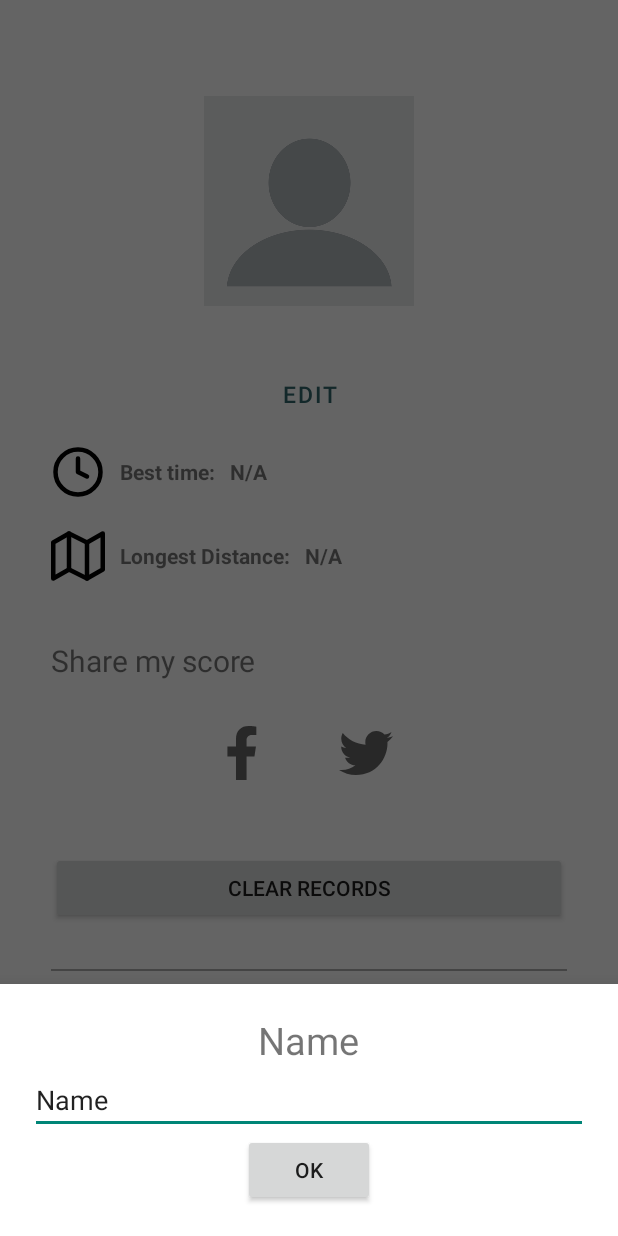
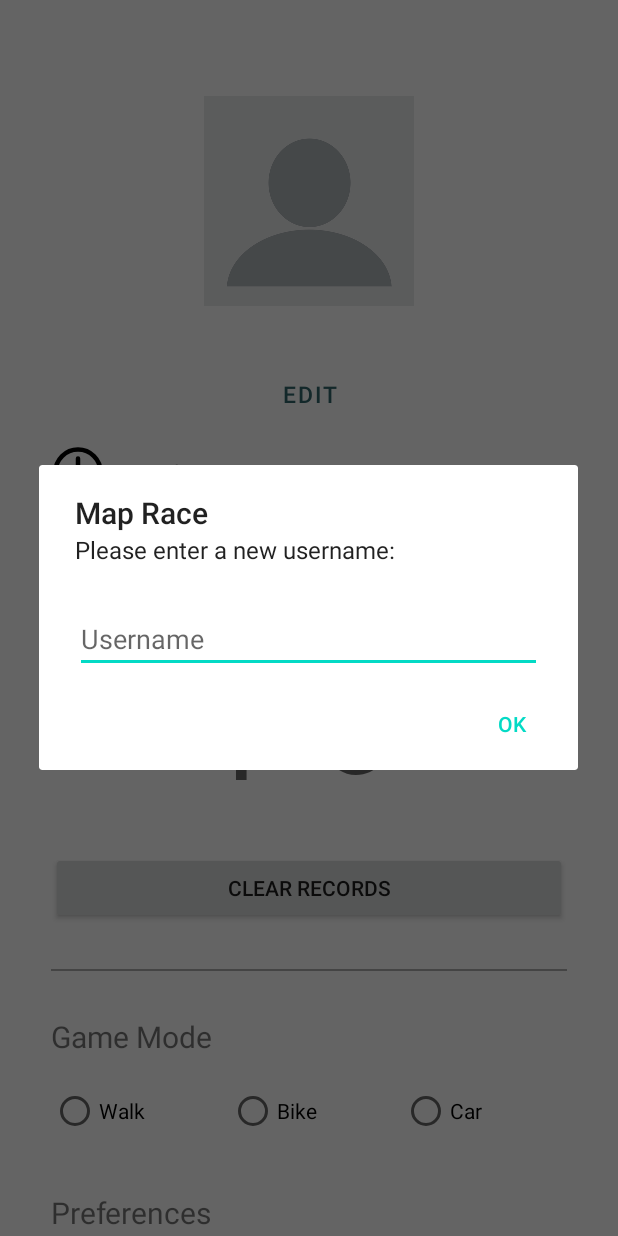
Before and after one commit to kashepavadan/cs446proj, an Android app: the ProfileActivity screen opened directly, with no data from a screen before it, after a tap on "EDIT", on a phone screen of 412 x 824 dp. Run offline under Robolectric (Android 15) with nearby library versions, the phone set to English and light mode, and no system bars.

Commit message:
Use dialog to reset username

```diff
--- a/app/src/main/java/com/example/maprace/ProfileActivity.java
+++ b/app/src/main/java/com/example/maprace/ProfileActivity.java
@@ -3,7 +3,6 @@ package com.example.maprace;
 import android.content.DialogInterface;
 import android.os.Bundle;
 import android.view.View;
-import android.widget.Button;
 import android.widget.LinearLayout;
 import android.widget.RadioButton;
 import android.widget.RadioGroup;
@@ -14,25 +13,24 @@ import androidx.appcompat.app.AppCompatActivity;
 import com.example.maprace.component.ConfirmationDialog;
 import com.example.maprace.component.PreferenceEntryView;
 import com.example.maprace.component.ShareButton;
+import com.example.maprace.component.TextInputDialog;
 import com.example.maprace.data.model.GameMode;
 import com.example.maprace.data.model.Preference;
 import com.example.maprace.data.model.Records;
 import com.example.maprace.data.model.UserProfile;
 import com.example.maprace.model.ProfileModel;
-import com.example.maprace.service.PersistenceService;
 
 import java.util.List;
 import java.util.Locale;
 import java.util.concurrent.TimeUnit;
 
-public class ProfileActivity extends AppCompatActivity implements editProfileDialog.BottomSheetListener {
+public class ProfileActivity extends AppCompatActivity {
     private LinearLayout preferencesContainer;
     private TextView usernameTextView;
     private TextView longestDistanceTextView;
     private TextView bestTimeTextView;
     private ShareButton[] shareButtons;
     private RadioGroup gameModeRadioGroup;
-    private PersistenceService persistenceService;
     private RadioGroup.OnCheckedChangeListener onCheckedChangeListener = new RadioGroup.OnCheckedChangeListener() {
         @Override
         public void onCheckedChanged(RadioGroup group, int checkedId) {
@@ -79,24 +77,7 @@ public class ProfileActivity extends AppCompatActivity implements editProfileDia
         bestTimeTextView = findViewById(R.id.bestTime);
         shareButtons = new ShareButton[]{ findViewById(R.id.twitterButton), findViewById(R.id.facebookButton)};
         gameModeRadioGroup = findViewById(R.id.gameModeRadioGroup);
-        persistenceService = PersistenceService.getInstance();
-        Button buttonOpenBottomSheet = findViewById(R.id.editProfileButton);
-        buttonOpenBottomSheet.setOnClickListener(v -> {
-            editProfileDialog bottomSheet = new editProfileDialog();
-            bottomSheet.show(getSupportFragmentManager(), "BottomSheet");
-        });
-
-        gameModeRadioGroup.setOnCheckedChangeListener(onCheckedChangeListener);
-
         profileModel = new ProfileModel(this);
-    }
-
-
-    @Override
-    public void onFinishEdit(String text) {
-        usernameTextView.setText(text);
-        UserProfile profile = UserProfile.newInstance(text);
-        persistenceService.saveUserProfile(profile);
     }
 
     public void onUpdateProfile(UserProfile userProfile) {
@@ -192,4 +173,20 @@ public class ProfileActivity extends AppCompatActivity implements editProfileDia
         });
         confirmationDialog.show(getSupportFragmentManager(), "clearRecordsConfirmationDialog");
     }
+
+    public void onEditUsername(View view) {
+        TextInputDialog textInputDialog = new TextInputDialog();
+
+        textInputDialog.setMessage("Please enter a new username:");
+        textInputDialog.setDefaultValue(profileModel.getUserProfile().getUsername());
+        textInputDialog.setInputHint("Username");
+        textInputDialog.setTextInputDialogListener(new TextInputDialog.TextInputDialogListener() {
+            @Override
+            public void onConfirm(String text) {
+                profileModel.updateUsername(text);
+            }
+        });
+
+        textInputDialog.show(getSupportFragmentManager(), "editUsernameDialog");
+    }
 }
--- a/app/src/main/java/com/example/maprace/component/LandmarkGoalDialog.java
+++ b/app/src/main/java/com/example/maprace/component/LandmarkGoalDialog.java
@@ -47,7 +47,7 @@ public class LandmarkGoalDialog extends MapRaceDialog {
     public Dialog onCreateDialog(Bundle savedInstanceState) {
         AlertDialog.Builder builder = getAlertDialogBuilder();
         LayoutInflater inflater = requireActivity().getLayoutInflater();
-        View view = inflater.inflate(R.layout.landmark_goal_dialog, null);
+        View view = inflater.inflate(R.layout.dialog_landmark_goal, null);
         NumberPicker goalPicker = view.findViewById(R.id.goalPicker);
 
         goalPicker.setMinValue(1);
--- a/app/src/main/java/com/example/maprace/component/MapRaceDialog.java
+++ b/app/src/main/java/com/example/maprace/component/MapRaceDialog.java
@@ -11,6 +11,7 @@ public class MapRaceDialog extends DialogFragment {
     protected View contentView;
 
     public MapRaceDialog() {
+        super();
         setTitle("Map Race");
     }
 
--- /dev/null
+++ b/app/src/main/java/com/example/maprace/component/TextInputDialog.java
@@ -0,0 +1,86 @@
+package com.example.maprace.component;
+
+import android.app.Dialog;
+import android.content.DialogInterface;
+import android.os.Bundle;
+import android.view.LayoutInflater;
+import android.view.View;
+import android.widget.EditText;
+
+import androidx.annotation.NonNull;
+import androidx.annotation.Nullable;
+
+import com.example.maprace.R;
+
+public class TextInputDialog extends MapRaceDialog {
+    public interface TextInputDialogListener {
+        void onConfirm(String text);
+    }
+
+    private String defaultValue;
+    private String inputHint;
+    private String confirmButtonText;
+    private TextInputDialogListener textInputDialogListener;
+
+    public TextInputDialog() {
+        super();
+        setConfirmButtonText("Ok");
+    }
+
+    public String getDefaultValue() {
+        return defaultValue;
+    }
+
+    public void setDefaultValue(String defaultValue) {
+        this.defaultValue = defaultValue;
+    }
+
+    public String getInputHint() {
+        return inputHint;
+    }
+
+    public void setInputHint(String inputHint) {
+        this.inputHint = inputHint;
+    }
+
+    public String getConfirmButtonText() {
+        return confirmButtonText;
+    }
+
+    public void setConfirmButtonText(String confirmButtonText) {
+        this.confirmButtonText = confirmButtonText;
+    }
+
+    public TextInputDialogListener getTextInputDialogListener() {
+        return textInputDialogListener;
+    }
+
+    public void setTextInputDialogListener(TextInputDialogListener textInputDialogListener) {
+        this.textInputDialogListener = textInputDialogListener;
+    }
+
+    @NonNull
+    @Override
+    public Dialog onCreateDialog(@Nullable Bundle savedInstanceState) {
+        LayoutInflater inflater = requireActivity().getLayoutInflater();
+        View view = inflater.inflate(R.layout.dialog_text_input, null);
+        EditText usernameEditText = view.findViewById(R.id.inputTextEdit);
+
+        usernameEditText.setText(getDefaultValue());
+        usernameEditText.setHint(getInputHint());
+
+        setContentView(view);
+
+        return getAlertDialogBuilder()
+                .setTitle(getTitle())
+                .setMessage(getMessage())
+                .setView(getContentView())
+                .setPositiveButton(getConfirmButtonText(), new DialogInterface.OnClickListener() {
+                    @Override
+                    public void onClick(DialogInterface dialogInterface, int i) {
+                        getTextInputDialogListener().onConfirm(usernameEditText.getText().toString());
+                    }
+                })
+                .create();
+    }
+}
--- a/app/src/main/java/com/example/maprace/editProfileDialog.java
+++ /dev/null
@@ -1,53 +0,0 @@
-package com.example.maprace;
-import android.content.Context;
-import android.os.Bundle;
-import android.text.TextUtils;
-import android.view.LayoutInflater;
-import android.view.View;
-import android.view.ViewGroup;
-import android.widget.Button;
-import android.widget.EditText;
-import android.widget.Toast;
-
-import androidx.annotation.NonNull;
-import androidx.annotation.Nullable;
-
-import com.google.android.material.bottomsheet.BottomSheetDialogFragment;
-
-public class editProfileDialog extends BottomSheetDialogFragment {
-    private BottomSheetListener listener;
-    public editProfileDialog() {
-    }
-
-    @Nullable
-    @Override
-    public View onCreateView(@NonNull LayoutInflater inflater, @Nullable ViewGroup container, @Nullable Bundle savedInstanceState) {
-        View v = inflater.inflate(R.layout.edit_bottom_sheet, container, false);
-        Button ok = v.findViewById(R.id.ok);
-        EditText etName = v.findViewById(R.id.editName);
-        ok.setOnClickListener(v1 -> {
-            String name = etName.getText().toString();
-            if (TextUtils.isEmpty(name)){
-                Toast.makeText(getContext(), "Enter Name", Toast.LENGTH_LONG).show();
-            } else{
-                listener.onFinishEdit(name);
-                dismiss();
-            }
-        });
-        return v;
-    }
-
-    public interface BottomSheetListener {
-        void onFinishEdit(String text);
-    }
-
-    @Override
-    public void onAttach(Context context) {
-        super.onAttach(context);
-        try {
-            listener = (BottomSheetListener) context;
-        } catch (ClassCastException e) {
-            throw new ClassCastException(context.toString());
-        }
-    }
-}
--- a/app/src/main/java/com/example/maprace/model/ProfileModel.java
+++ b/app/src/main/java/com/example/maprace/model/ProfileModel.java
@@ -83,4 +83,10 @@ public class ProfileModel {
         persistenceService.deleteRecords();
         refreshRecords();
     }
+
+    public void updateUsername(String text) {
+        userProfile.setUsername(text);
+        persistenceService.saveUserProfile(userProfile);
+        refreshUserProfile();
+    }
 }
--- a/app/src/main/res/layout/activity_profile.xml
+++ b/app/src/main/res/layout/activity_profile.xml
@@ -44,7 +44,8 @@
                 android:layout_height="wrap_content"
                 android:text="@string/edit"
                 app:icon="@drawable/ic_edit"
-                style="@style/Widget.MaterialComponents.Button.TextButton.Icon" />
+                style="@style/Widget.MaterialComponents.Button.TextButton.Icon"
+                android:onClick="onEditUsername"/>
 
             <LinearLayout
                 android:layout_marginTop="@dimen/margin_small"
--- a/app/src/main/res/layout/landmark_goal_dialog.xml
+++ b/app/src/main/res/layout/dialog_landmark_goal.xml
@@ -4,7 +4,7 @@
     xmlns:tools="http://schemas.android.com/tools"
     android:layout_width="match_parent"
     android:layout_height="match_parent"
-    android:paddingHorizontal="35dp"
+    android:paddingHorizontal="?dialogPreferredPadding"
     tools:context=".component.LandmarkGoalDialog">
 
     <NumberPicker
--- /dev/null
+++ b/app/src/main/res/layout/dialog_text_input.xml
@@ -0,0 +1,14 @@
+<?xml version="1.0" encoding="utf-8"?>
+<LinearLayout xmlns:android="http://schemas.android.com/apk/res/android"
+    android:orientation="vertical"
+    android:layout_width="match_parent"
+    android:layout_height="wrap_content"
+    android:paddingHorizontal="?dialogPreferredPadding">
+    <EditText
+        android:id="@+id/inputTextEdit"
+        android:layout_width="match_parent"
+        android:layout_height="wrap_content"
+        android:maxLines="1"
+        android:inputType="textPersonName"
+        android:autofillHints="TextInput" />
+</LinearLayout>
--- a/build.gradle
+++ b/build.gradle
@@ -8,7 +8,7 @@ buildscript {
 
     }
     dependencies {
-        classpath 'com.android.tools.build:gradle:4.0.0'
+        classpath 'com.android.tools.build:gradle:4.0.1'
 
 
         // NOTE: Do not place your application dependencies here; they belong
```
